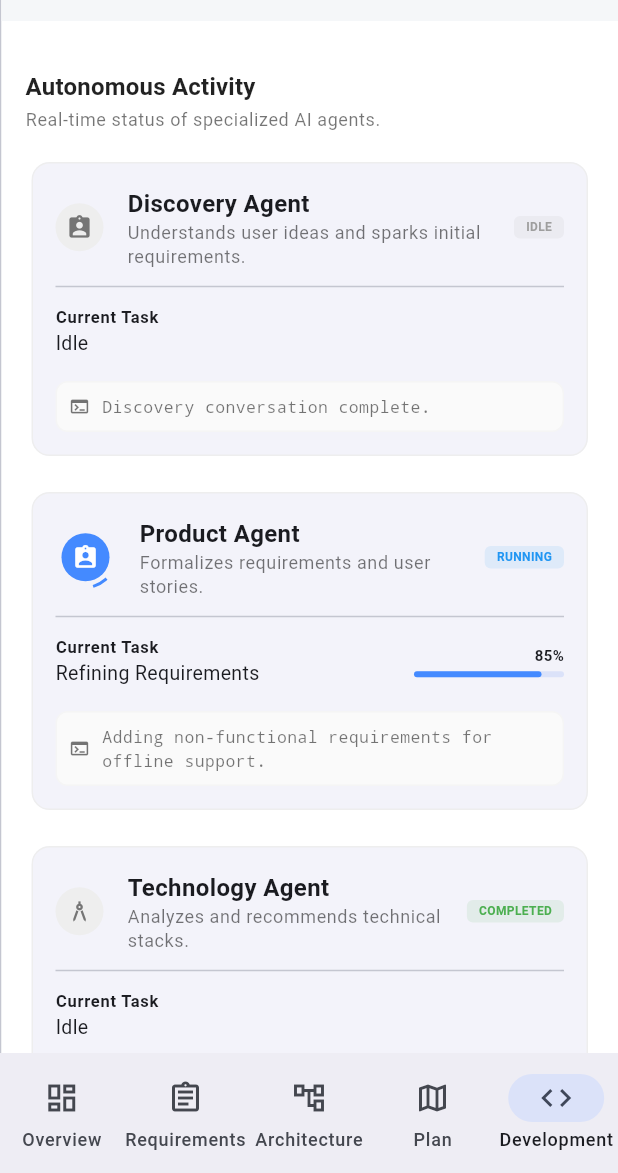
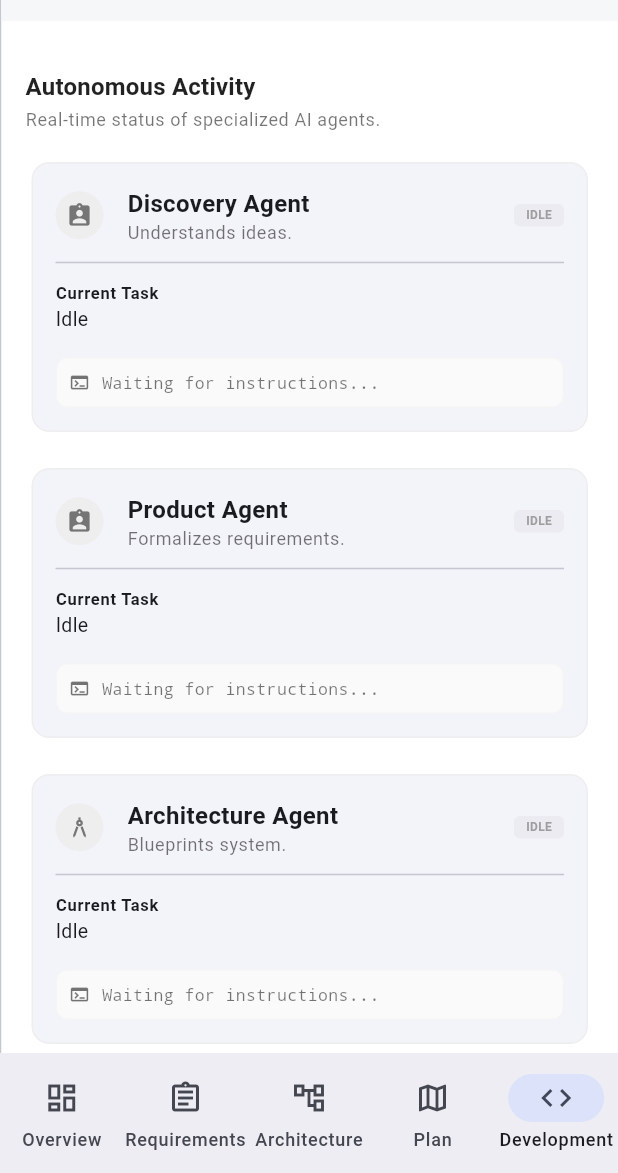
Before and after one commit to shubham230523/kindle, a Flutter app: the ProjectWorkspaceShell screen opened directly with empty values, item 5 of the bottom bar chosen, on a phone screen of 412 x 824 dp, the part 63-1236 px from its top. Run offline on Flutter 3.47's test engine with Material 3 defaults, Android fonts, the phone set to English and light mode, and no system bars.

Commit message:
simulated agent execution flow

```diff
--- a/lib/features/workspace/screens/agent_activity_screen.dart
+++ b/lib/features/workspace/screens/agent_activity_screen.dart
@@ -1,5 +1,6 @@
 import 'package:flutter/material.dart';
 import 'agent_execution_log_screen.dart';
+import '../viewmodels/workspace_viewmodel.dart';
 import '../../project/models/agent.dart';
 import '../../project/models/agent_execution.dart';
 import '../../../shared/widgets/kindle_card.dart';
@@ -9,114 +10,33 @@ import '../../../core/constants/app_constants.dart';
 import '../../../core/utils/responsive_layout.dart';
 
 class AgentActivityScreen extends StatefulWidget {
-  const AgentActivityScreen({super.key});
+  final WorkspaceViewModel viewModel;
+  const AgentActivityScreen({super.key, required this.viewModel});
 
   @override
   State<AgentActivityScreen> createState() => _AgentActivityScreenState();
 }
 
 class _AgentActivityScreenState extends State<AgentActivityScreen> {
-  final List<_AgentStatusData> _agents = [
-    _AgentStatusData(
-      agent: const Agent(
-        id: 'a1',
-        name: 'Discovery Agent',
-        type: AgentType.manager,
-        description: 'Understands user ideas and sparks initial requirements.',
-      ),
-      currentTask: 'Idle',
-      status: ExecutionStatus.idle,
-      progress: 1.0,
-      activity: 'Discovery conversation complete.',
-    ),
-    _AgentStatusData(
-      agent: const Agent(
-        id: 'a2',
-        name: 'Product Agent',
-        type: AgentType.manager,
-        description: 'Formalizes requirements and user stories.',
-      ),
-      currentTask: 'Refining Requirements',
-      status: ExecutionStatus.running,
-      progress: 0.85,
-      activity: 'Adding non-functional requirements for offline support.',
-    ),
-    _AgentStatusData(
-      agent: const Agent(
-        id: 'a3',
-        name: 'Technology Agent',
-        type: AgentType.architect,
-        description: 'Analyzes and recommends technical stacks.',
-      ),
-      currentTask: 'Idle',
-      status: ExecutionStatus.completed,
-      progress: 1.0,
-      activity: 'Finalized Flutter + Firebase recommendation.',
-    ),
-    _AgentStatusData(
-      agent: const Agent(
-        id: 'a4',
-        name: 'Architecture Agent',
-        type: AgentType.architect,
-        description: 'Generates system design and module blueprints.',
-      ),
-      currentTask: 'Idle',
-      status: ExecutionStatus.completed,
-      progress: 1.0,
-      activity: 'CLEAN architecture blueprint generated.',
-    ),
-    _AgentStatusData(
-      agent: const Agent(
-        id: 'a5',
-        name: 'Coding Agent',
-        type: AgentType.developer,
-        description: 'Writes production-quality code and unit tests.',
-      ),
-      currentTask: 'Implementing Auth Module',
-      status: ExecutionStatus.running,
-      progress: 0.42,
-      activity: 'Generating Repository pattern for Firebase Auth.',
-    ),
-    _AgentStatusData(
-      agent: const Agent(
-        id: 'a6',
-        name: 'Build Agent',
-        type: AgentType.developer,
-        description: 'Manages CI/CD, builds, and deployments.',
-      ),
-      currentTask: 'Waiting for changes',
-      status: ExecutionStatus.waiting,
-      progress: 0.0,
-      activity: 'Pipeline ready for next commit.',
-    ),
-    _AgentStatusData(
-      agent: const Agent(
-        id: 'a7',
-        name: 'Testing Agent',
-        type: AgentType.tester,
-        description: 'Executes unit, integration, and UI tests.',
-      ),
-      currentTask: 'Planning Test Suite',
-      status: ExecutionStatus.planning,
-      progress: 0.15,
-      activity: 'Defining edge cases for login validation.',
-    ),
-    _AgentStatusData(
-      agent: const Agent(
-        id: 'a8',
-        name: 'Debug Agent',
-        type: AgentType.developer,
-        description: 'Identifies and fixes bugs in real-time.',
-      ),
-      currentTask: 'Idle',
-      status: ExecutionStatus.idle,
-      progress: 0.0,
-      activity: 'Monitoring system logs...',
-    ),
-  ];
+  List<_AgentStatusData> _getAgentData() {
+    return widget.viewModel.agents.map((agent) {
+      final isActive = widget.viewModel.activeExecution?.agentId == agent.id;
+      final execution = isActive ? widget.viewModel.activeExecution : null;
+
+      return _AgentStatusData(
+        agent: agent,
+        currentTask: execution != null ? 'Executing Task' : (isActive ? 'Initializing' : 'Idle'),
+        status: execution?.status ?? ExecutionStatus.idle,
+        progress: execution?.status == ExecutionStatus.completed ? 1.0 : (isActive ? 0.5 : 0.0),
+        activity: execution?.logs.last.message ?? 'Waiting for instructions...',
+      );
+    }).toList();
+  }
 
   @override
   Widget build(BuildContext context) {
+    final agents = _getAgentData();
+
     return Scaffold(
       appBar: AppBar(
         title: const Text('Kindle Agents'),
@@ -126,7 +46,7 @@ class _AgentActivityScreenState extends State<AgentActivityScreen> {
           constraints: const BoxConstraints(maxWidth: kMaxContentWidth),
           child: ListView.builder(
             padding: const EdgeInsets.all(AppConstants.spacingMd),
-            itemCount: _agents.length + 1,
+            itemCount: agents.length + 1,
             itemBuilder: (context, index) {
               if (index == 0) {
                 return const SectionTitle(
@@ -134,7 +54,12 @@ class _AgentActivityScreenState extends State<AgentActivityScreen> {
                   subtitle: 'Real-time status of specialized AI agents.',
                 );
               }
-              return _AgentActivityCard(data: _agents[index - 1]);
+              return _AgentActivityCard(
+                data: agents[index - 1],
+                activeExecution: widget.viewModel.activeExecution?.agentId == agents[index - 1].agent.id
+                    ? widget.viewModel.activeExecution
+                    : null,
+              );
             },
           ),
         ),
@@ -161,8 +86,9 @@ class _AgentStatusData {
 
 class _AgentActivityCard extends StatelessWidget {
   final _AgentStatusData data;
+  final AgentExecution? activeExecution;
 
-  const _AgentActivityCard({required this.data});
+  const _AgentActivityCard({required this.data, this.activeExecution});
 
   @override
   Widget build(BuildContext context) {
@@ -173,7 +99,10 @@ class _AgentActivityCard extends StatelessWidget {
           Navigator.push(
             context,
             MaterialPageRoute(
-              builder: (context) => AgentExecutionLogScreen(agent: data.agent),
+              builder: (context) => AgentExecutionLogScreen(
+                agent: data.agent,
+                execution: activeExecution,
+              ),
             ),
           );
         },
--- a/lib/features/workspace/screens/project_workspace_shell.dart
+++ b/lib/features/workspace/screens/project_workspace_shell.dart
@@ -1,4 +1,6 @@
 import 'package:flutter/material.dart';
+import '../viewmodels/workspace_viewmodel.dart';
+import '../../../core/services/agent_simulator_service.dart';
 import '../../project/models/project.dart';
 import 'project_dashboard_screen.dart';
 import 'agent_activity_screen.dart';
@@ -18,7 +20,14 @@ class ProjectWorkspaceShell extends StatefulWidget {
 }
 
 class _ProjectWorkspaceShellState extends State<ProjectWorkspaceShell> {
+  late WorkspaceViewModel _viewModel;
   int _selectedIndex = 0;
+
+  @override
+  void initState() {
+    super.initState();
+    _viewModel = WorkspaceViewModel(widget.project, AgentSimulatorService());
+  }
 
   final List<_WorkspaceDestination> _destinations = [
     const _WorkspaceDestination('Overview', Icons.dashboard_outlined, Icons.dashboard),
@@ -34,15 +43,15 @@ class _ProjectWorkspaceShellState extends State<ProjectWorkspaceShell> {
   Widget _buildBody() {
     switch (_selectedIndex) {
       case 0:
-        return ProjectDashboardScreen(project: widget.project);
+        return ProjectDashboardScreen(project: _viewModel.project);
       case 1:
-        return RequirementsListScreen(project: widget.project);
+        return RequirementsListScreen(project: _viewModel.project);
       case 2:
-        return ArchitectureOverviewScreen(project: widget.project);
+        return ArchitectureOverviewScreen(project: _viewModel.project);
       case 3:
-        return DevelopmentPlanScreen(project: widget.project);
+        return DevelopmentPlanScreen(project: _viewModel.project);
       case 4:
-        return const AgentActivityScreen();
+        return AgentActivityScreen(viewModel: _viewModel);
       default:
         return Center(
           child: Column(
@@ -67,6 +76,9 @@ class _ProjectWorkspaceShellState extends State<ProjectWorkspaceShell> {
     final bool isMobile = ResponsiveLayout.isMobile(context);
     final bool isDesktop = ResponsiveLayout.isDesktop(context);
 
+    return ListenableBuilder(
+      listenable: _viewModel,
+      builder: (context, _) {
         return Scaffold(
           body: Row(
             children: [
@@ -82,7 +94,10 @@ class _ProjectWorkspaceShellState extends State<ProjectWorkspaceShell> {
                   leading: isDesktop
                       ? Padding(
                           padding: const EdgeInsets.symmetric(vertical: 24.0, horizontal: 16.0),
-                      child: Row(
+                          child: Column(
+                            crossAxisAlignment: CrossAxisAlignment.start,
+                            children: [
+                              Row(
                                 children: [
                                   const Icon(Icons.auto_awesome, color: AppColors.primary),
                                   const SizedBox(width: 12),
@@ -92,6 +107,16 @@ class _ProjectWorkspaceShellState extends State<ProjectWorkspaceShell> {
                                           fontWeight: FontWeight.bold,
                                           letterSpacing: 2,
                                           color: AppColors.primary,
+                                        ),
+                                  ),
+                                ],
+                              ),
+                              if (_viewModel.isDeveloping)
+                                Padding(
+                                  padding: const EdgeInsets.only(top: 8.0, left: 36.0),
+                                  child: Text(
+                                    'DEVELOPING...',
+                                    style: TextStyle(color: Colors.amber.shade700, fontSize: 10, fontWeight: FontWeight.bold),
                                   ),
                                 ),
                             ],
@@ -130,6 +155,17 @@ class _ProjectWorkspaceShellState extends State<ProjectWorkspaceShell> {
                   }).toList(),
                 )
               : null,
+          floatingActionButton: _selectedIndex == 0 && !_viewModel.isDeveloping
+              ? FloatingActionButton.extended(
+                  onPressed: () => _viewModel.startDevelopment(),
+                  icon: const Icon(Icons.play_arrow),
+                  label: const Text('Start Development'),
+                  backgroundColor: AppColors.primary,
+                  foregroundColor: Colors.white,
+                )
+              : null,
+        );
+      },
     );
   }
 }
--- /dev/null
+++ b/lib/features/workspace/viewmodels/workspace_viewmodel.dart
@@ -0,0 +1,114 @@
+import 'package:flutter/foundation.dart';
+import '../../project/models/project.dart';
+import '../../project/models/agent.dart';
+import '../../project/models/agent_execution.dart';
+import '../../project/models/task.dart';
+import '../../../core/services/agent_simulator_service.dart';
+
+class WorkspaceViewModel extends ChangeNotifier {
+  final AgentExecutionService _executionService;
+
+  Project _project;
+  Project get project => _project;
+
+  bool _isDeveloping = false;
+  bool get isDeveloping => _isDeveloping;
+
+  AgentExecution? _activeExecution;
+  AgentExecution? get activeExecution => _activeExecution;
+
+  final List<Agent> _agents = [
+    const Agent(id: 'a1', name: 'Discovery Agent', type: AgentType.manager, description: 'Understands ideas.'),
+    const Agent(id: 'a2', name: 'Product Agent', type: AgentType.manager, description: 'Formalizes requirements.'),
+    const Agent(id: 'a3', name: 'Architecture Agent', type: AgentType.architect, description: 'Blueprints system.'),
+    const Agent(id: 'a4', name: 'Coding Agent', type: AgentType.developer, description: 'Writes code.'),
+    const Agent(id: 'a5', name: 'Testing Agent', type: AgentType.tester, description: 'Ensures quality.'),
+  ];
+
+  List<Agent> get agents => _agents;
+
+  WorkspaceViewModel(this._project, this._executionService);
+
+  void startDevelopment() async {
+    if (_isDeveloping) return;
+    _isDeveloping = true;
+    notifyListeners();
+
+    while (_isDeveloping) {
+      final nextTask = _getNextPendingTask();
+      if (nextTask == null) {
+        _isDeveloping = false;
+        break;
+      }
+
+      final agent = _assignAgentForTask(nextTask);
+
+      await for (final execution in _executionService.executeTask(nextTask, agent)) {
+        _activeExecution = execution;
+        notifyListeners();
+      }
+
+      if (_activeExecution?.status == ExecutionStatus.completed) {
+        _markTaskAsDone(nextTask.id);
+      } else {
+        _isDeveloping = false; // Stop on failure (simulated for now)
+      }
+    }
+
+    _isDeveloping = false;
+    _activeExecution = null;
+    notifyListeners();
+  }
+
+  void stopDevelopment() {
+    _isDeveloping = false;
+    notifyListeners();
+  }
+
+  Task? _getNextPendingTask() {
+    final plan = _project.developmentPlan;
+    if (plan == null) return null;
+
+    for (final phase in plan.phases) {
+      for (final task in phase.tasks) {
+        if (task.status == TaskStatus.todo || task.status == TaskStatus.blocked) {
+          return task;
+        }
+      }
+    }
+    return null;
+  }
+
+  Agent _assignAgentForTask(Task task) {
+    // Basic assignment logic based on phase or task title
+    if (task.phaseId == 'p1' || task.phaseId == 'p2') {
+      return _agents.firstWhere((a) => a.type == AgentType.architect, orElse: () => _agents[2]); // Architecture
+    }
+    if (task.phaseId == 'p4') {
+      return _agents.firstWhere((a) => a.type == AgentType.developer, orElse: () => _agents[3]); // Coding
+    }
+    if (task.phaseId == 'p5') {
+      return _agents.firstWhere((a) => a.type == AgentType.tester, orElse: () => _agents[4]); // Testing
+    }
+    return _agents[3]; // Default to Coding Agent
+  }
+
+  void _markTaskAsDone(String taskId) {
+    final plan = _project.developmentPlan;
+    if (plan == null) return;
+
+    final updatedPhases = plan.phases.map((phase) {
+      final updatedTasks = phase.tasks.map((task) {
+        if (task.id == taskId) {
+          return task.copyWith(status: TaskStatus.done);
+        }
+        return task;
+      }).toList();
+      return phase.copyWith(tasks: updatedTasks);
+    }).toList();
+
+    final updatedPlan = plan.copyWith(phases: updatedPhases);
+    _project = _project.copyWith(developmentPlan: updatedPlan);
+    notifyListeners();
+  }
+}
```
Also changed, not shown: lib/core/services/agent_simulator_service.dart (added, +83 -0 lines), lib/features/workspace/screens/agent_execution_log_screen.dart (+19 -3 lines), lib/features/workspace/screens/project_dashboard_screen.dart (+29 -9 lines). Lines whose indentation alone changed are shown as unchanged.
